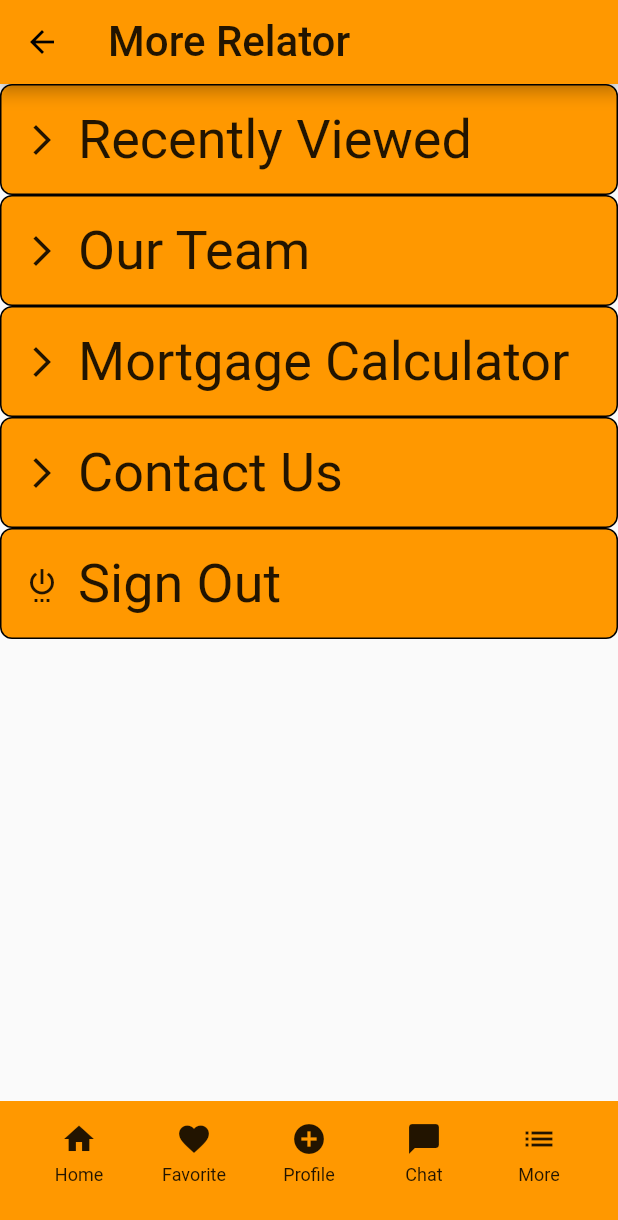
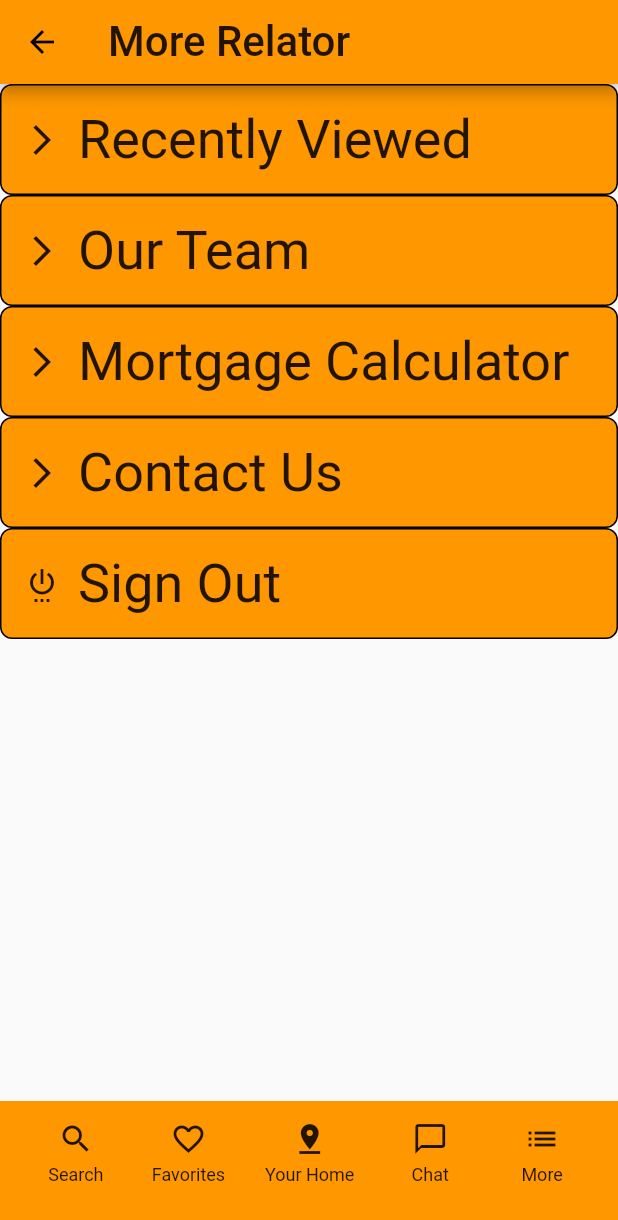
Before and after one commit to kochsj/RealRealty, a Flutter app: the MorePage screen opened by its route, on a phone screen of 412 x 824 dp. Shown: the top 1220 px of the screen. Run offline on Flutter 3.47's test engine with Material 2 defaults, Android fonts, the phone set to English and light mode, and no system bars; our stand-ins replace cloud_firestore, firebase_auth, flutter_spinkit, sqflite; accounts and stored records are empty.

Commit message:
adjust nav bar

```diff
--- a/lib/shared_widgets/custom_nav_bar.dart
+++ b/lib/shared_widgets/custom_nav_bar.dart
@@ -7,10 +7,10 @@ class MyCustomNavBar extends StatelessWidget {
     return Container(
       child: Row(
         children: <Widget>[
-          NavButton('Home', Icons.home, '/'),
-          NavButton('Favorite', Icons.favorite, '/favorites'),
-          NavButton('Profile', Icons.add_circle, '/profile'),
-          NavButton('Chat', Icons.chat_bubble, '/chat'),
+          NavButton('Search', Icons.search, '/'),
+          NavButton('Favorites', Icons.favorite_border, '/favorites'),
+          NavButton('Your Home', Icons.pin_drop, '/profile'),
+          NavButton('Chat', Icons.chat_bubble_outline, '/chat'),
           NavButton('More', Icons.list, '/more'),
         ],
         mainAxisAlignment: MainAxisAlignment.spaceEvenly,
@@ -19,7 +19,6 @@ class MyCustomNavBar extends StatelessWidget {
       padding: EdgeInsets.only(top: 5, bottom: 10),
       color: Colors.orange,
 
-
     );
   }
 }
```
